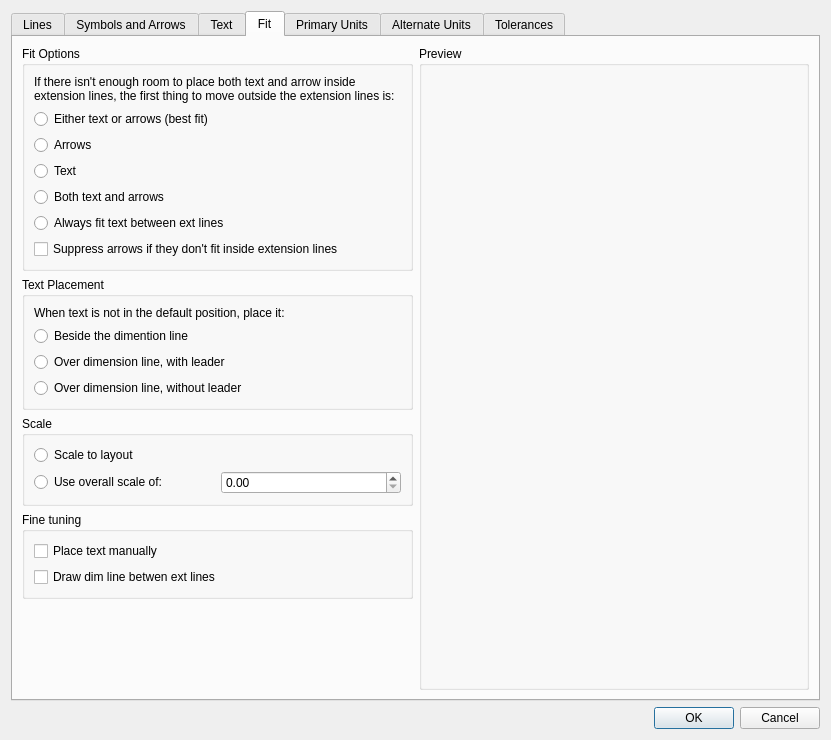
The window that librecad/src/ui/dialogs/settings/dimstyles/dimstyle_manager/lc_dlgdimstylemanager.ui (LibreCAD/LibreCAD) describes before a commit, drawn with Qt 5.
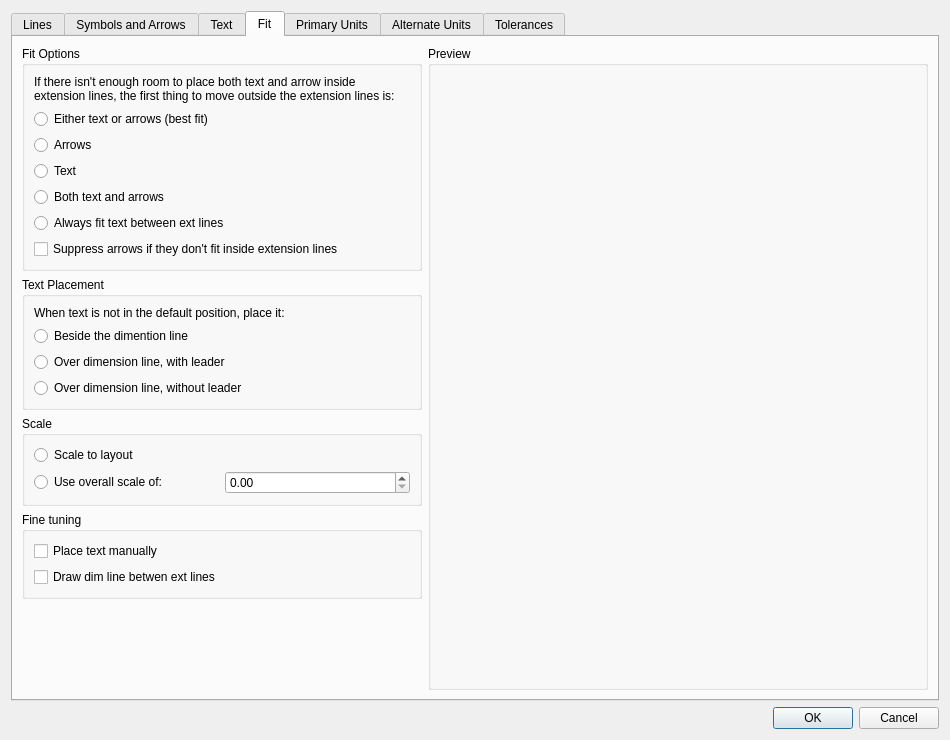
The same window after the commit. The open tabs and pages were chosen to show the change. Custom widgets are drawn as their Qt base class.

Diff of the .ui file:
```diff
--- a/librecad/src/ui/dialogs/settings/dimstyles/dimstyle_manager/lc_dlgdimstylemanager.ui
+++ b/librecad/src/ui/dialogs/settings/dimstyles/dimstyle_manager/lc_dlgdimstylemanager.ui
@@ -6,7 +6,7 @@
    <rect>
     <x>0</x>
     <y>0</y>
-    <width>819</width>
+    <width>948</width>
     <height>716</height>
    </rect>
   </property>
@@ -16,6 +16,12 @@
   <layout class="QGridLayout" name="gridLayout">
    <item row="0" column="0">
     <widget class="QTabWidget" name="tabWidget">
+     <property name="minimumSize">
+      <size>
+       <width>0</width>
+       <height>0</height>
+      </size>
+     </property>
      <property name="toolTip">
       <string/>
      </property>
@@ -1044,6 +1050,12 @@
        </item>
        <item row="1" column="0">
         <widget class="QGroupBox" name="groupBox_13">
+         <property name="minimumSize">
+          <size>
+           <width>400</width>
+           <height>0</height>
+          </size>
+         </property>
          <property name="toolTip">
           <string>Sets the placement of dimension text when it is moved from the default position, that is, the position defined by the dimension style. (DIMTMOVE system variable)</string>
          </property>
@@ -1106,6 +1118,12 @@
        </item>
        <item row="0" column="0">
         <widget class="QGroupBox" name="groupBox_12">
+         <property name="minimumSize">
+          <size>
+           <width>400</width>
+           <height>0</height>
+          </size>
+         </property>
          <property name="title">
           <string>Fit Options</string>
          </property>
@@ -1185,6 +1203,12 @@
        </item>
        <item row="0" column="1" rowspan="5">
         <widget class="QGroupBox" name="gbPreviewFit">
+         <property name="minimumSize">
+          <size>
+           <width>500</width>
+           <height>0</height>
+          </size>
+         </property>
          <property name="title">
           <string>Preview</string>
          </property>
```
Left out of the diff: 189 changed lines with no effect on the pictures.
